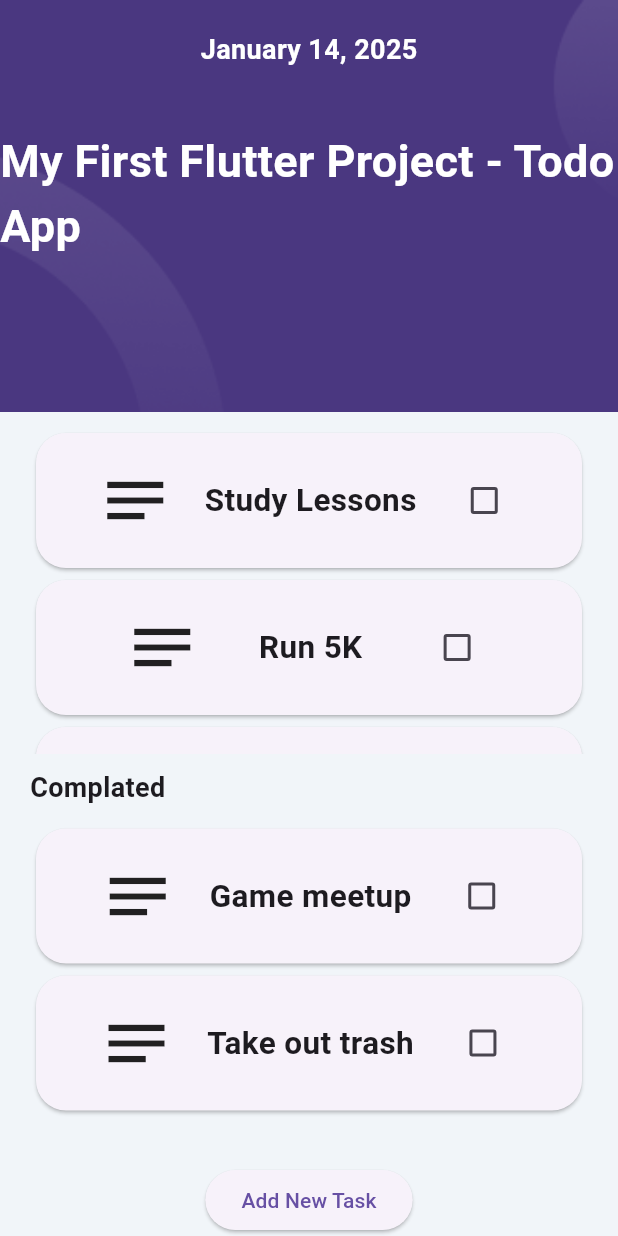
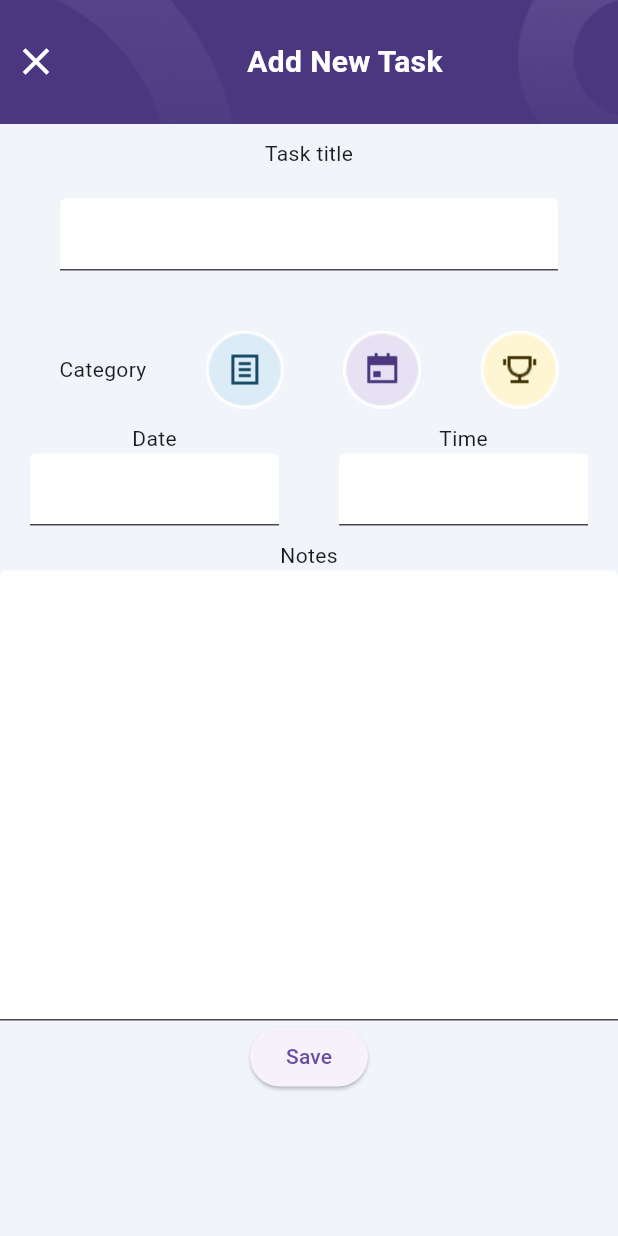
Before and after one commit to ayshenm/Todo-App, a Flutter app: the screen it shows after launch, after a tap on "Add New Task", on a phone screen of 412 x 824 dp. Run offline on Flutter 3.47's test engine with Material 3 defaults, Android fonts, the phone set to English and light mode, and no system bars; our stand-ins replace hexcolor.

Commit message:
navigation page add

```diff
--- a/lib/main.dart
+++ b/lib/main.dart
@@ -1,7 +1,5 @@
 import 'package:flutter/material.dart';
-import 'package:hexcolor/hexcolor.dart';
-import 'package:todo_app/constants/color.dart';
-import 'package:todo_app/todo_item.dart';
+import 'package:todo_app/screens/home.dart';
 
 void main() {
   runApp(const MyApp());
@@ -14,98 +12,9 @@ class MyApp extends StatefulWidget {
   State<MyApp> createState() => _MyAppState();
 }
 
-List<String> todoList = ["Study Lessons", "Run 5K", "Go to party"];
-List<String> complated = [
-  "Game meetup",
-  "Take out trash",
-];
-
 class _MyAppState extends State<MyApp> {
   @override
   Widget build(BuildContext context) {
-    double deviceHeight = MediaQuery.of(context).size.height;
-    double deviceWidth = MediaQuery.of(context).size.width;
-
-    return MaterialApp(
-        debugShowCheckedModeBanner: false,
-        home: SafeArea(
-          child: Scaffold(
-            backgroundColor: HexColor(backgroundColor),
-            body: Column(children: [
-              Container(
-                width: deviceWidth,
-                height: deviceHeight / 3,
-                decoration: BoxDecoration(
-                    color: Colors.purple,
-                    image: DecorationImage(
-                        image: AssetImage("lib/assets/images/header.png"),
-                        fit: BoxFit.cover)),
-                child: Column(
-                  children: [
-                    Padding(
-                      padding: EdgeInsets.only(top: 20),
-                      child: Text(
-                        "January 14, 2025",
-                        style: TextStyle(
-                            color: Colors.white,
-                            fontSize: 18,
-                            fontWeight: FontWeight.bold),
-                      ),
-                    ),
-                    Padding(
-                        padding: EdgeInsets.only(top: 40),
-                        child: Text(
-                          "My First Flutter Project - Todo App",
-                          style: TextStyle(
-                              color: Colors.white,
-                              fontSize: 30,
-                              fontWeight: FontWeight.bold),
-                        )),
-                  ],
-                ),
-              ),
-              Expanded(
-                child: Padding(
-                    padding: EdgeInsets.fromLTRB(20, 10, 20, 10),
-                    child: SingleChildScrollView(
-                        child: ListView.builder(
-                      primary: false,
-                      shrinkWrap: true,
-                      itemCount: todoList.length,
-                      itemBuilder: (context, index) {
-                        return TodoItem(
-                          title: todoList[index],
-                        );
-                      },
-                    ))),
-              ),
-              Padding(
-                padding: EdgeInsets.only(left: 20),
-                child: Align(
-                    alignment: Alignment.centerLeft,
-                    child: Text(
-                      "Complated",
-                      style:
-                          TextStyle(fontWeight: FontWeight.bold, fontSize: 18),
-                    )),
-              ),
-              Expanded(
-                child: Padding(
-                  padding: EdgeInsets.fromLTRB(20, 10, 20, 10),
-                  child: SingleChildScrollView(
-                      child: ListView.builder(
-                    primary: false,
-                    shrinkWrap: true,
-                    itemCount: complated.length,
-                    itemBuilder: (context, index) {
-                      return TodoItem(title: complated[index]);
-                    },
-                  )),
-                ),
-              ),
-              ElevatedButton(onPressed: () {}, child: Text("Add New Task"))
-            ]),
-          ),
-        ));
+    return MaterialApp(debugShowCheckedModeBanner: false, home: HomeScreen());
   }
 }
--- /dev/null
+++ b/lib/screens/add_new_task.dart
@@ -0,0 +1,141 @@
+import 'package:flutter/material.dart';
+import 'package:hexcolor/hexcolor.dart';
+import 'package:todo_app/constants/color.dart';
+
+class AddNewTaskScreen extends StatelessWidget {
+  const AddNewTaskScreen({super.key});
+
+  @override
+  Widget build(BuildContext context) {
+    double deviceHeight = MediaQuery.of(context).size.height;
+    double deviceWidth = MediaQuery.of(context).size.width;
+    return SafeArea(
+        child: Scaffold(
+      backgroundColor: HexColor(backgroundColor),
+      body: SingleChildScrollView(
+        child: Column(children: [
+          Container(
+            width: deviceWidth,
+            height: deviceHeight / 10,
+            decoration: BoxDecoration(
+              image: DecorationImage(
+                  image:
+                      AssetImage("lib/assets/images/add_new_task_header.png"),
+                  fit: BoxFit.cover),
+            ),
+            child: Row(
+              children: [
+                IconButton(
+                  onPressed: () {
+                    Navigator.of(context).pop();
+                  },
+                  icon: Icon(
+                    Icons.close,
+                    size: 30,
+                    color: Colors.white,
+                  ),
+                ),
+                Expanded(
+                    child: Text(
+                  "Add New Task",
+                  textAlign: TextAlign.center,
+                  style: TextStyle(
+                      color: Colors.white,
+                      fontWeight: FontWeight.bold,
+                      fontSize: 20),
+                )),
+              ],
+            ),
+          ),
+          Padding(padding: EdgeInsets.only(top: 10), child: Text("Task title")),
+          Padding(
+              padding: EdgeInsets.symmetric(horizontal: 40, vertical: 20),
+              child: TextField(
+                decoration:
+                    InputDecoration(filled: true, fillColor: Colors.white),
+              )),
+          Padding(
+            padding: EdgeInsets.only(top: 20),
+            child: Row(
+              mainAxisAlignment: MainAxisAlignment.spaceEvenly,
+              children: [
+                Text("Category"),
+                GestureDetector(
+                  onTap: () {
+                    ScaffoldMessenger.of(context).showSnackBar(SnackBar(
+                      duration: Duration(milliseconds: 300),
+                      content: Text("Category selected"),
+                    ));
+                  },
+                  child: Image.asset("lib/assets/images/category_1.png"),
+                ),
+                GestureDetector(
+                  onTap: () {
+                    ScaffoldMessenger.of(context).showSnackBar(SnackBar(
+                      duration: Duration(milliseconds: 300),
+                      content: Text("Category selected"),
+                    ));
+                  },
+                  child: Image.asset("lib/assets/images/category_2.png"),
+                ),
+                GestureDetector(
+                  onTap: () {
+                    ScaffoldMessenger.of(context).showSnackBar(SnackBar(
+                      duration: Duration(milliseconds: 300),
+                      content: Text("Category selected"),
+                    ));
+                  },
+                  child: Image.asset("lib/assets/images/category_3.png"),
+                )
+              ],
+            ),
+          ),
+          Padding(
+            padding: EdgeInsets.only(top: 10),
+            child: Row(
+              children: [
+                Expanded(
+                  child: Column(
+                    children: [
+                      Text("Date"),
+                      Padding(
+                          padding: EdgeInsets.symmetric(horizontal: 20),
+                          child: TextField(
+                            decoration: InputDecoration(
+                                filled: true, fillColor: Colors.white),
+                          )),
+                    ],
+                  ),
+                ),
+                Expanded(
+                  child: Column(
+                    children: [
+                      Text("Time"),
+                      Padding(
+                          padding: EdgeInsets.symmetric(horizontal: 20),
+                          child: TextField(
+                            decoration: InputDecoration(
+                                filled: true, fillColor: Colors.white),
+                          )),
+                    ],
+                  ),
+                )
+              ],
+            ),
+          ),
+          Padding(padding: EdgeInsets.only(top: 10), child: Text("Notes")),
+          SizedBox(
+            height: 300,
+            child: TextField(
+              maxLines: null,
+              expands: true,
+              decoration: InputDecoration(
+                  filled: true, fillColor: Colors.white, isDense: true),
+            ),
+          ),
+          ElevatedButton(onPressed: () {}, child: Text("Save"))
+        ]),
+      ),
+    ));
+  }
+}
--- /dev/null
+++ b/lib/screens/home.dart
@@ -0,0 +1,112 @@
+import 'package:flutter/material.dart';
+import 'package:hexcolor/hexcolor.dart';
+import 'package:todo_app/constants/color.dart';
+import 'package:todo_app/screens/add_new_task.dart';
+import 'package:todo_app/todo_item.dart';
+
+class HomeScreen extends StatefulWidget {
+  const HomeScreen({super.key});
+
+  @override
+  State<HomeScreen> createState() => _HomeScreenState();
+}
+
+class _HomeScreenState extends State<HomeScreen> {
+  List<String> todoList = ["Study Lessons", "Run 5K", "Go to party"];
+  List<String> complated = [
+    "Game meetup",
+    "Take out trash",
+  ];
+  @override
+  Widget build(BuildContext context) {
+    double deviceHeight = MediaQuery.of(context).size.height;
+    double deviceWidth = MediaQuery.of(context).size.width;
+    return MaterialApp(
+        debugShowCheckedModeBanner: false,
+        home: SafeArea(
+          child: Scaffold(
+            backgroundColor: HexColor(backgroundColor),
+            body: Column(children: [
+              Container(
+                width: deviceWidth,
+                height: deviceHeight / 3,
+                decoration: BoxDecoration(
+                    color: Colors.purple,
+                    image: DecorationImage(
+                        image: AssetImage("lib/assets/images/header.png"),
+                        fit: BoxFit.cover)),
+                child: Column(
+                  children: [
+                    Padding(
+                      padding: EdgeInsets.only(top: 20),
+                      child: Text(
+                        "January 14, 2025",
+                        style: TextStyle(
+                            color: Colors.white,
+                            fontSize: 18,
+                            fontWeight: FontWeight.bold),
+                      ),
+                    ),
+                    Padding(
+                        padding: EdgeInsets.only(top: 40),
+                        child: Text(
+                          "My First Flutter Project - Todo App",
+                          style: TextStyle(
+                              color: Colors.white,
+                              fontSize: 30,
+                              fontWeight: FontWeight.bold),
+                        )),
+                  ],
+                ),
+              ),
+              Expanded(
+                child: Padding(
+                    padding: EdgeInsets.fromLTRB(20, 10, 20, 10),
+                    child: SingleChildScrollView(
+                        child: ListView.builder(
+                      primary: false,
+                      shrinkWrap: true,
+                      itemCount: todoList.length,
+                      itemBuilder: (context, index) {
+                        return TodoItem(
+                          title: todoList[index],
+                        );
+                      },
+                    ))),
+              ),
+              Padding(
+                padding: EdgeInsets.only(left: 20),
+                child: Align(
+                    alignment: Alignment.centerLeft,
+                    child: Text(
+                      "Complated",
+                      style:
+                          TextStyle(fontWeight: FontWeight.bold, fontSize: 18),
+                    )),
+              ),
+              Expanded(
+                child: Padding(
+                  padding: EdgeInsets.fromLTRB(20, 10, 20, 10),
+                  child: SingleChildScrollView(
+                      child: ListView.builder(
+                    primary: false,
+                    shrinkWrap: true,
+                    itemCount: complated.length,
+                    itemBuilder: (context, index) {
+                      return TodoItem(title: complated[index]);
+                    },
+                  )),
+                ),
+              ),
+              ElevatedButton(
+                  onPressed: () {
+                    Navigator.of(context).push(MaterialPageRoute(
+                      builder: (context) => AddNewTaskScreen(),
+                    ));
+                  },
+                  child: Text("Add New Task"))
+            ]),
+          ),
+        ));
+  }
+}
```
Also changed, not shown: lib/assets/images/add_new_task_header.png (added), lib/assets/images/category_1.png (added), lib/assets/images/category_2.png (added), lib/assets/images/category_3.png (added).
